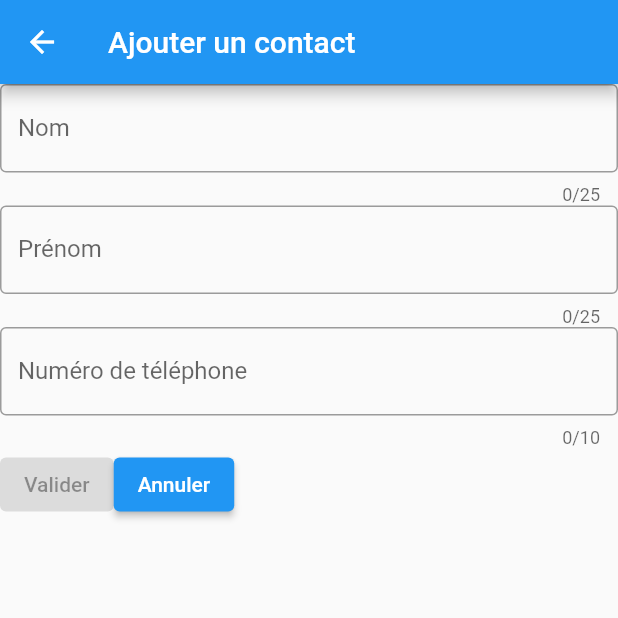
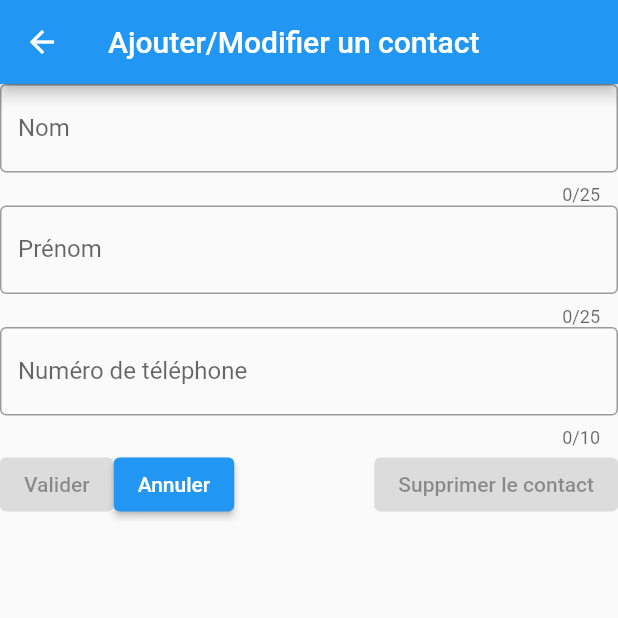
Before and after one commit to ThomasLC-Dev/contacts_app, a Flutter app: the MyForm screen opened directly, on a phone screen of 412 x 824 dp, the top half of it. Run offline on Flutter 3.47's test engine with Material 2 defaults, Android fonts, the phone set to English and light mode, and no system bars; our stand-ins replace shared_preferences; accounts and stored records are empty.

Commit message:
Creation bouton suppr contact

```diff
--- a/lib/home.dart
+++ b/lib/home.dart
@@ -139,7 +139,7 @@ class MyFormState extends State<MyForm> {
   @override
   Widget build(BuildContext context) {
     return Scaffold(
-      appBar: AppBar(title: const Text('Ajouter un contact')),
+      appBar: AppBar(title: const Text('Ajouter/Modifier un contact')),
       body: Column(children: [
         Form(child:
         //key: _formKey,
@@ -185,6 +185,14 @@ class MyFormState extends State<MyForm> {
             },
             child: const Text('Annuler'),
           ),
+          const Spacer(),
+          ElevatedButton(
+            onPressed: null,
+            style: ElevatedButton.styleFrom(
+              backgroundColor: Colors.red,
+            ),
+            child: const Text('Supprimer le contact'),
+          )
         ])
       ]),
     );
```
